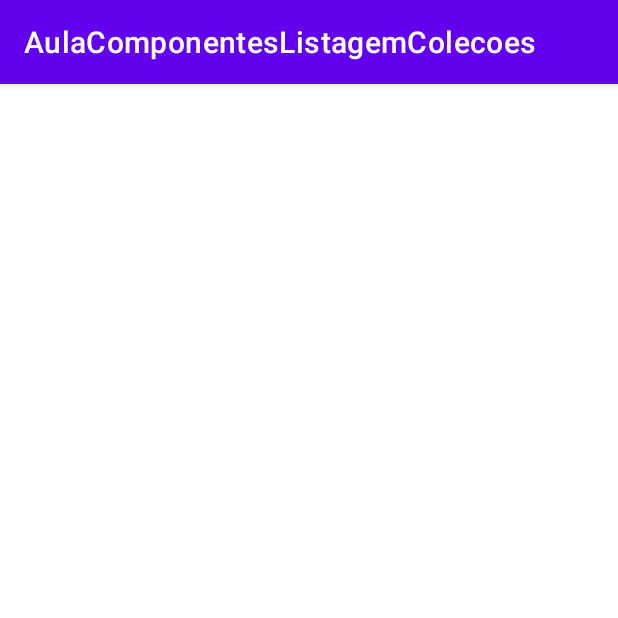
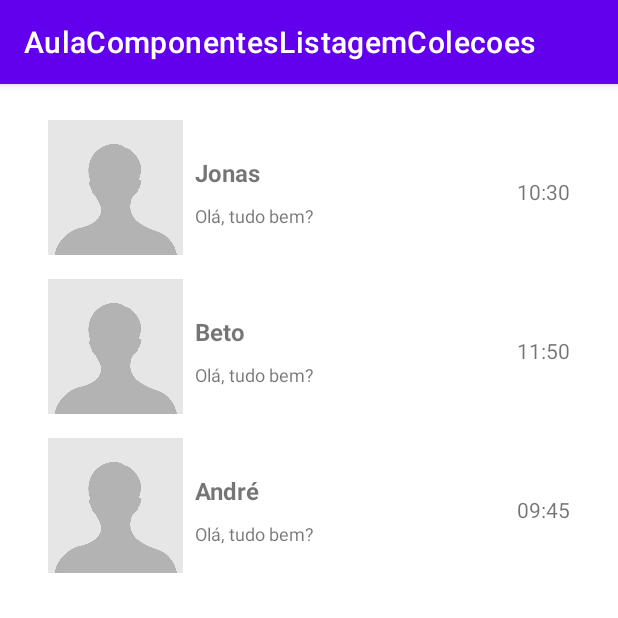
Before and after one commit to jonas8623/example_collections, an Android app: the screen it shows after launch (RecyclerViewActivity), on a phone screen of 412 x 824 dp, the top half of it. Run offline under Robolectric (Android 15) with nearby library versions, the phone set to English and light mode, and no system bars.

Commit message:
recycler view

```diff
--- /dev/null
+++ b/app/src/main/java/com/example/aulacolecoes/Mensagem.kt
@@ -0,0 +1,7 @@
+package com.example.aulacolecoes
+
+data class Mensagem(
+    val nome: String,
+    val ultimaMensagem: String,
+    val horario: String,
+)
--- /dev/null
+++ b/app/src/main/java/com/example/aulacolecoes/MensagemAdapter.kt
@@ -0,0 +1,37 @@
+package com.example.aulacolecoes
+
+import android.view.LayoutInflater
+import android.view.View
+import android.view.ViewGroup
+import android.widget.TextView
+import androidx.recyclerview.widget.RecyclerView.Adapter
+import androidx.recyclerview.widget.RecyclerView.ViewHolder
+
+
+class MensagemAdapter(private val list: List<Mensagem>) :
+    Adapter<MensagemAdapter.MensagemViewHolder>() {
+
+    inner class MensagemViewHolder(view: View) : ViewHolder(view) {
+        val textNome: TextView = view.findViewById(R.id.nameTextView)
+        val textUltimaMensagem: TextView = view.findViewById(R.id.ultimaMensagemTextView)
+        val textHorario: TextView = view.findViewById(R.id.horarioTextView)
+    }
+
+    // Criar a visualização
+    override fun onCreateViewHolder(parent: ViewGroup, viewType: Int): MensagemViewHolder {
+        val layoutInflater = LayoutInflater.from(parent.context)
+        val itemView = layoutInflater.inflate(R.layout.item_lista, parent, false)
+        return MensagemViewHolder(view = itemView)
+    }
+
+    override fun onBindViewHolder(holder: MensagemViewHolder, position: Int) {
+        val element = list[position]
+        holder.textNome.text = element.nome
+        holder.textUltimaMensagem.text = element.ultimaMensagem
+        holder.textHorario.text = element.horario
+    }
+
+    override fun getItemCount(): Int {
+        return list.size
+    }
+}
--- a/app/src/main/java/com/example/aulacolecoes/RecyclerViewActivity.kt
+++ b/app/src/main/java/com/example/aulacolecoes/RecyclerViewActivity.kt
@@ -2,6 +2,7 @@ package com.example.aulacolecoes
 
 import androidx.appcompat.app.AppCompatActivity
 import android.os.Bundle
+import androidx.recyclerview.widget.LinearLayoutManager
 import androidx.recyclerview.widget.RecyclerView
 
 class RecyclerViewActivity : AppCompatActivity() {
@@ -12,6 +13,14 @@ class RecyclerViewActivity : AppCompatActivity() {
         super.onCreate(savedInstanceState)
         setContentView(R.layout.activity_recycler_view)
 
+        val list = listOf(
+            Mensagem("Jonas", "Olá, tudo bem?", "10:30"),
+            Mensagem("Beto", "Olá, tudo bem?", "11:50"),
+            Mensagem("André", "Olá, tudo bem?", "09:45"),
+        )
+
         recyclerView = findViewById(R.id.recycler_view)
+        recyclerView.adapter = MensagemAdapter(list = list)
+        recyclerView.layoutManager = LinearLayoutManager(this)
     }
 }
--- a/app/src/main/res/layout/activity_recycler_view.xml
+++ b/app/src/main/res/layout/activity_recycler_view.xml
@@ -20,5 +20,5 @@
         app:layout_constraintStart_toStartOf="parent"
         app:layout_constraintTop_toTopOf="parent"
         app:layout_constraintVertical_bias="0.5"
-        tools:listitem="@layout/recycler_view_item" />
+        tools:listitem="@layout/item_lista" />
 </androidx.constraintlayout.widget.ConstraintLayout>
--- /dev/null
+++ b/app/src/main/res/layout/item_lista.xml
@@ -0,0 +1,54 @@
+<?xml version="1.0" encoding="utf-8"?>
+<androidx.constraintlayout.widget.ConstraintLayout xmlns:android="http://schemas.android.com/apk/res/android"
+    xmlns:app="http://schemas.android.com/apk/res-auto"
+    xmlns:tools="http://schemas.android.com/tools"
+    android:layout_width="match_parent"
+    android:layout_height="wrap_content">
+
+    <ImageView
+        android:id="@+id/perfilImageView"
+        android:layout_width="90dp"
+        android:layout_height="90dp"
+        android:layout_marginStart="16dp"
+        android:layout_marginTop="8dp"
+        android:layout_marginBottom="8dp"
+        app:layout_constraintBottom_toBottomOf="parent"
+        app:layout_constraintStart_toStartOf="parent"
+        app:layout_constraintTop_toTopOf="parent"
+        app:srcCompat="@drawable/perfil" />
+
+    <TextView
+        android:id="@+id/nameTextView"
+        android:layout_width="wrap_content"
+        android:layout_height="wrap_content"
+        android:layout_marginStart="8dp"
+        android:layout_marginTop="24dp"
+        android:text="Jonas Quirino"
+        android:textSize="16sp"
+        android:textStyle="bold"
+        app:layout_constraintStart_toEndOf="@+id/perfilImageView"
+        app:layout_constraintTop_toTopOf="@+id/perfilImageView" />
+
+    <TextView
+        android:id="@+id/ultimaMensagemTextView"
+        android:layout_width="wrap_content"
+        android:layout_height="wrap_content"
+        android:layout_marginStart="8dp"
+        android:layout_marginTop="8dp"
+        android:text="última mensagem"
+        android:textSize="12sp"
+        app:layout_constraintBottom_toBottomOf="@+id/perfilImageView"
+        app:layout_constraintStart_toEndOf="@+id/perfilImageView"
+        app:layout_constraintTop_toBottomOf="@+id/nameTextView"
+        app:layout_constraintVertical_bias="0.057" />
+
+    <TextView
+        android:id="@+id/horarioTextView"
+        android:layout_width="wrap_content"
+        android:layout_height="wrap_content"
+        android:layout_marginEnd="16dp"
+        android:text="09:45"
+        app:layout_constraintBottom_toBottomOf="@+id/ultimaMensagemTextView"
+        app:layout_constraintEnd_toEndOf="parent"
+        app:layout_constraintTop_toTopOf="@+id/nameTextView" />
+</androidx.constraintlayout.widget.ConstraintLayout>
```
Also changed, not shown: app/src/main/res/drawable/perfil.jpeg (added).
